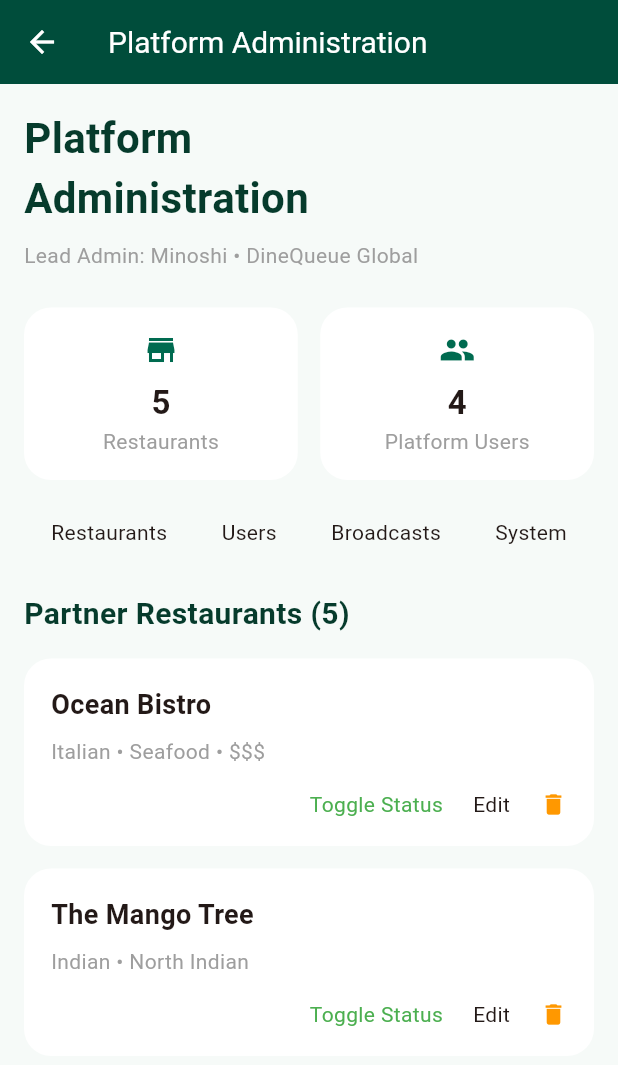
After one commit to Dulina2002/restaurant_queue_app, a Flutter app: the AdminDashboard screen opened directly, on a phone screen of 412 x 824 dp. The commit adds this screen. Shown: the top 1065 px of the screen. Run offline on Flutter 3.47's test engine with Material 3 defaults, Android fonts, the light colour scheme and no system bars; our stand-ins replace flutter_dotenv, supabase_flutter; accounts and stored records are empty.

Commit message:
Add admin dashboard UI and navigation

```diff
--- /dev/null
+++ b/lib/screens/admin_dashboard.dart
@@ -0,0 +1,167 @@
+import 'package:flutter/material.dart';
+
+class AdminDashboard extends StatelessWidget {
+  const AdminDashboard({super.key});
+
+  @override
+  Widget build(BuildContext context) {
+    return Scaffold(
+      backgroundColor: const Color(0xffF6FAF8),
+
+      appBar: AppBar(
+        backgroundColor: const Color(0xff004D3B),
+        elevation: 0,
+        leading: const Icon(Icons.arrow_back, color: Colors.white),
+        title: const Text(
+          "Platform Administration",
+          style: TextStyle(color: Colors.white, fontSize: 20),
+        ),
+      ),
+
+      body: SingleChildScrollView(
+        padding: const EdgeInsets.all(16),
+
+        child: Column(
+          crossAxisAlignment: CrossAxisAlignment.start,
+
+          children: [
+            const Text(
+              "Platform\nAdministration",
+              style: TextStyle(
+                fontSize: 28,
+                fontWeight: FontWeight.bold,
+                color: Color(0xff063B2C),
+              ),
+            ),
+
+            const SizedBox(height: 8),
+
+            const Text(
+              "Lead Admin: Minoshi • DineQueue Global",
+              style: TextStyle(color: Colors.grey),
+            ),
+
+            const SizedBox(height: 25),
+
+            Row(
+              children: [
+                Expanded(child: _infoCard("Restaurants", "5", Icons.store)),
+
+                const SizedBox(width: 15),
+
+                Expanded(child: _infoCard("Platform Users", "4", Icons.people)),
+              ],
+            ),
+
+            const SizedBox(height: 25),
+
+            Row(
+              mainAxisAlignment: MainAxisAlignment.spaceAround,
+              children: const [
+                Text("Restaurants"),
+
+                Text("Users"),
+
+                Text("Broadcasts"),
+
+                Text("System"),
+              ],
+            ),
+
+            const SizedBox(height: 30),
+
+            const Text(
+              "Partner Restaurants (5)",
+              style: TextStyle(
+                fontSize: 20,
+                fontWeight: FontWeight.bold,
+                color: Color(0xff063B2C),
+              ),
+            ),
+
+            const SizedBox(height: 15),
+
+            restaurantCard("Ocean Bistro", "Italian • Seafood • \$\$\$"),
+
+            restaurantCard("The Mango Tree", "Indian • North Indian"),
+          ],
+        ),
+      ),
+    );
+  }
+
+  Widget _infoCard(String title, String number, IconData icon) {
+    return Container(
+      padding: const EdgeInsets.all(16),
+
+      decoration: BoxDecoration(
+        color: Colors.white,
+
+        borderRadius: BorderRadius.circular(18),
+      ),
+
+      child: Column(
+        children: [
+          Icon(icon, color: Color(0xff006B50)),
+
+          const SizedBox(height: 8),
+
+          Text(
+            number,
+            style: const TextStyle(fontSize: 22, fontWeight: FontWeight.bold),
+          ),
+
+          Text(title, style: const TextStyle(color: Colors.grey)),
+        ],
+      ),
+    );
+  }
+
+  Widget restaurantCard(String name, String details) {
+    return Container(
+      margin: const EdgeInsets.only(bottom: 15),
+
+      padding: const EdgeInsets.all(18),
+
+      decoration: BoxDecoration(
+        color: Colors.white,
+
+        borderRadius: BorderRadius.circular(18),
+      ),
+
+      child: Column(
+        crossAxisAlignment: CrossAxisAlignment.start,
+
+        children: [
+          Text(
+            name,
+
+            style: const TextStyle(fontSize: 18, fontWeight: FontWeight.bold),
+          ),
+
+          const SizedBox(height: 8),
+
+          Text(details, style: const TextStyle(color: Colors.grey)),
+
+          const SizedBox(height: 15),
+
+          Row(
+            mainAxisAlignment: MainAxisAlignment.end,
+
+            children: const [
+              Text("Toggle Status", style: TextStyle(color: Colors.green)),
+
+              SizedBox(width: 20),
+
+              Text("Edit"),
+
+              SizedBox(width: 20),
+
+              Icon(Icons.delete, color: Colors.orange, size: 18),
+            ],
+          ),
+        ],
+      ),
+    );
+  }
+}
--- a/lib/screens/home_screen.dart
+++ b/lib/screens/home_screen.dart
@@ -1,6 +1,8 @@
 import 'package:flutter/material.dart';
+
 import 'how_it_works_screen.dart';
 import 'sign_in_screen.dart';
+import 'admin_dashboard.dart';
 
 class HomeScreen extends StatelessWidget {
   const HomeScreen({super.key});
@@ -20,7 +22,10 @@ class HomeScreen extends StatelessWidget {
                 mainAxisAlignment: MainAxisAlignment.spaceBetween,
                 children: [
                   Container(
-                    padding: const EdgeInsets.symmetric(horizontal: 12, vertical: 6),
+                    padding: const EdgeInsets.symmetric(
+                      horizontal: 12,
+                      vertical: 6,
+                    ),
                     decoration: BoxDecoration(
                       color: Colors.white.withOpacity(0.05),
                       borderRadius: BorderRadius.circular(20),
@@ -96,7 +101,10 @@ class HomeScreen extends StatelessWidget {
                         Positioned(
                           bottom: -10,
                           child: Container(
-                            padding: const EdgeInsets.symmetric(horizontal: 8, vertical: 4),
+                            padding: const EdgeInsets.symmetric(
+                              horizontal: 8,
+                              vertical: 4,
+                            ),
                             decoration: BoxDecoration(
                               color: const Color(0xFFF27B50),
                               borderRadius: BorderRadius.circular(10),
@@ -104,7 +112,11 @@ class HomeScreen extends StatelessWidget {
                             child: const Row(
                               mainAxisSize: MainAxisSize.min,
                               children: [
-                                Icon(Icons.check, color: Colors.white, size: 12),
+                                Icon(
+                                  Icons.check,
+                                  color: Colors.white,
+                                  size: 12,
+                                ),
                                 SizedBox(width: 4),
                                 Text(
                                   'LIVE SYNC',
@@ -185,7 +197,11 @@ class HomeScreen extends StatelessWidget {
                         color: Colors.white.withOpacity(0.05),
                         shape: BoxShape.circle,
                       ),
-                      child: const Icon(Icons.show_chart, color: Colors.greenAccent, size: 20),
+                      child: const Icon(
+                        Icons.show_chart,
+                        color: Colors.greenAccent,
+                        size: 20,
+                      ),
                     ),
                     const SizedBox(width: 16),
                     Expanded(
@@ -212,7 +228,10 @@ class HomeScreen extends StatelessWidget {
                       ),
                     ),
                     Container(
-                      padding: const EdgeInsets.symmetric(horizontal: 10, vertical: 4),
+                      padding: const EdgeInsets.symmetric(
+                        horizontal: 10,
+                        vertical: 4,
+                      ),
                       decoration: BoxDecoration(
                         color: Colors.greenAccent.withOpacity(0.1),
                         borderRadius: BorderRadius.circular(6),
@@ -250,7 +269,10 @@ class HomeScreen extends StatelessWidget {
                     SizedBox(width: 8),
                     Text(
                       'Explore & Reserve Tables',
-                      style: TextStyle(fontSize: 16, fontWeight: FontWeight.bold),
+                      style: TextStyle(
+                        fontSize: 16,
+                        fontWeight: FontWeight.bold,
+                      ),
                     ),
                     SizedBox(width: 8),
                     Icon(Icons.arrow_forward, size: 18),
@@ -282,7 +304,9 @@ class HomeScreen extends StatelessWidget {
                       onPressed: () {
                         Navigator.push(
                           context,
-                          MaterialPageRoute(builder: (context) => const SignInScreen()),
+                          MaterialPageRoute(
+                            builder: (context) => const SignInScreen(),
+                          ),
                         );
                       },
                       style: OutlinedButton.styleFrom(
@@ -395,18 +419,26 @@ class _DemoButton extends StatelessWidget {
   final String title;
   final bool isSelected;
 
-  const _DemoButton({
-    required this.title,
-    this.isSelected = false,
-  });
+  const _DemoButton({required this.title, this.isSelected = false});
 
   @override
   Widget build(BuildContext context) {
     return Expanded(
+      child: GestureDetector(
+        onTap: () {
+          if (title == "Admin") {
+            Navigator.push(
+              context,
+              MaterialPageRoute(builder: (context) => const AdminDashboard()),
+            );
+          }
+        },
         child: Container(
           padding: const EdgeInsets.symmetric(vertical: 8),
           decoration: BoxDecoration(
-          color: isSelected ? Colors.green.withOpacity(0.1) : Colors.transparent,
+            color: isSelected
+                ? Colors.green.withOpacity(0.1)
+                : Colors.transparent,
             borderRadius: BorderRadius.circular(8),
             border: Border.all(
               color: isSelected ? Colors.green : Colors.white.withOpacity(0.1),
@@ -422,6 +454,7 @@ class _DemoButton extends StatelessWidget {
             ),
           ),
         ),
+      ),
     );
   }
 }
```
Lines whose indentation alone changed are shown as unchanged.
